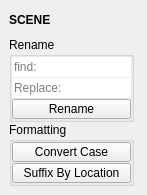
m3trik/tentacle, file tentacle/ui/scene.ui: the form before one commit.
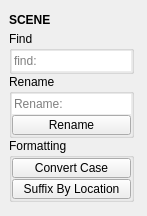
The form after the commit. Custom widgets are drawn as their Qt base class.

What changed in the file:
```diff
--- a/tentacle/ui/scene.ui
+++ b/tentacle/ui/scene.ui
@@ -10,7 +10,7 @@
     <x>0</x>
     <y>0</y>
     <width>147</width>
-    <height>182</height>
+    <height>216</height>
    </rect>
   </property>
   <property name="minimumSize">
@@ -40,6 +40,11 @@
   <widget class="QWidget" name="central_widget">
    <layout class="QVBoxLayout" name="verticalLayout_2">
     <item>
+     <layout class="QVBoxLayout" name="verticalLayout">
+      <property name="spacing">
+       <number>0</number>
+      </property>
+      <item>
      <widget class="DraggableHeader" name="draggableHeader">
       <property name="minimumSize">
        <size>
@@ -65,10 +70,69 @@
      </widget>
     </item>
     <item>
-     <layout class="QVBoxLayout" name="verticalLayout">
+       <widget class="QGroupBox" name="groupBox_5">
+        <property name="minimumSize">
+         <size>
+          <width>0</width>
+          <height>0</height>
+         </size>
+        </property>
+        <property name="maximumSize">
+         <size>
+          <width>125</width>
+          <height>999</height>
+         </size>
+        </property>
+        <property name="title">
+         <string>Find</string>
+        </property>
+        <layout class="QVBoxLayout" name="verticalLayout_6">
       <property name="spacing">
+          <number>1</number>
+         </property>
+         <property name="leftMargin">
        <number>0</number>
       </property>
+         <property name="topMargin">
+          <number>0</number>
+         </property>
+         <property name="rightMargin">
+          <number>0</number>
+         </property>
+         <property name="bottomMargin">
+          <number>0</number>
+         </property>
+         <item>
+          <widget class="LineEdit" name="txt000">
+           <property name="minimumSize">
+            <size>
+             <width>0</width>
+             <height>20</height>
+            </size>
+           </property>
+           <property name="maximumSize">
+            <size>
+             <width>999</width>
+             <height>20</height>
+            </size>
+           </property>
+           <property name="toolTip">
+            <string>&lt;html&gt;&lt;head/&gt;&lt;body&gt;&lt;p&gt;Select all by name.&lt;br&gt;&lt;br/&gt;&lt;span style=&quot; text-decoration: underline;&quot;&gt;Wildcards:&lt;/span&gt;&lt;br&gt;&lt;span style=&quot; font-weight:600;&quot;&gt;Startswith&lt;/span&gt;*&lt;br&gt;*&lt;span style=&quot; font-weight:600;&quot;&gt;Endswith&lt;/span&gt;&lt;br&gt;*&lt;span style=&quot; font-weight:600;&quot;&gt;contains&lt;/span&gt;*&lt;/p&gt;&lt;/body&gt;&lt;/html&gt;</string>
+           </property>
+           <property name="maxLength">
+            <number>100</number>
+           </property>
+           <property name="frame">
+            <bool>false</bool>
+           </property>
+           <property name="placeholderText">
+            <string>find:</string>
+           </property>
+          </widget>
+         </item>
+        </layout>
+       </widget>
+      </item>
       <item>
        <widget class="QGroupBox" name="Naming">
         <property name="minimumSize">
@@ -103,47 +167,7 @@
           <number>0</number>
          </property>
          <item>
-          <widget class="LineEdit" name="t000">
-           <property name="enabled">
-            <bool>true</bool>
-           </property>
-           <property name="minimumSize">
-            <size>
-             <width>0</width>
-             <height>20</height>
-            </size>
-           </property>
-           <property name="maximumSize">
-            <size>
-             <width>999</width>
-             <height>20</height>
-            </size>
-           </property>
-           <property name="toolTip">
-            <string>&lt;html&gt;&lt;head/&gt;&lt;body&gt;&lt;p&gt;Rename: &lt;span style=&quot; font-weight:600;&quot;&gt;Find&lt;/span&gt;&lt;/p&gt;&lt;p&gt;Find matches to rename from all scene objects.&lt;/p&gt;&lt;p&gt;If no objects are selected, all scene objects will be renamed.&lt;/p&gt;&lt;p&gt;&lt;span style=&quot; text-decoration: underline;&quot;&gt;standard wildcards:&lt;/span&gt;&lt;/p&gt;&lt;p&gt;string - Search exact.&lt;/p&gt;&lt;p&gt;*string* - Search contains chars.*frm - Search endswith chars.&lt;/p&gt;&lt;p&gt;*string - Search endswith chars.&lt;/p&gt;&lt;p&gt;string* - Search startswith chars.&lt;/p&gt;&lt;p&gt;string|string - Search any of. can be used in conjuction with other modifiers.&lt;/p&gt;&lt;p&gt;&lt;br/&gt;&lt;/p&gt;&lt;p&gt;regex syntax:&lt;/p&gt;&lt;p&gt;(.) match any char. ex. '1..', '1111' #returns the regex object &amp;lt;111&amp;gt;&lt;/p&gt;&lt;p&gt;(^) match start. ex. '^11', '011' #returns None&lt;/p&gt;&lt;p&gt;($) match end. ex. '11$', '011' #returns the regex object &amp;lt;11&amp;gt;&lt;/p&gt;&lt;p&gt;(|) or. ex. re.match('1|0', '011') #returns the regex object &amp;lt;0&amp;gt;&lt;/p&gt;&lt;p&gt;(\A,\Z) beginning of a string and end of a string. ex. '\A011\Z', '011' #&lt;/p&gt;&lt;p&gt;(\b) empty string. (\B matches the empty string anywhere else). '\b(011)\b', '011 011 011' #&lt;/p&gt;&lt;p&gt;&lt;br/&gt;&lt;/p&gt;&lt;/body&gt;&lt;/html&gt;</string>
-           </property>
-           <property name="layoutDirection">
-            <enum>Qt::RightToLeft</enum>
-           </property>
-           <property name="autoFillBackground">
-            <bool>true</bool>
-           </property>
-           <property name="text">
-            <string/>
-           </property>
-           <property name="maxLength">
-            <number>99</number>
-           </property>
-           <property name="frame">
-            <bool>false</bool>
-           </property>
-           <property name="placeholderText">
-            <string>find:</string>
-           </property>
-          </widget>
-         </item>
-         <item>
-          <widget class="LineEdit" name="t001">
+          <widget class="LineEdit" name="txt001">
            <property name="enabled">
             <bool>true</bool>
            </property>
@@ -178,7 +202,7 @@
             <bool>false</bool>
            </property>
            <property name="placeholderText">
-            <string>Replace:</string>
+            <string>Rename:</string>
            </property>
           </widget>
          </item>
```
Left out of the diff: 7 changed lines with no effect on the pictures. Lines whose indentation alone changed are shown as unchanged.
